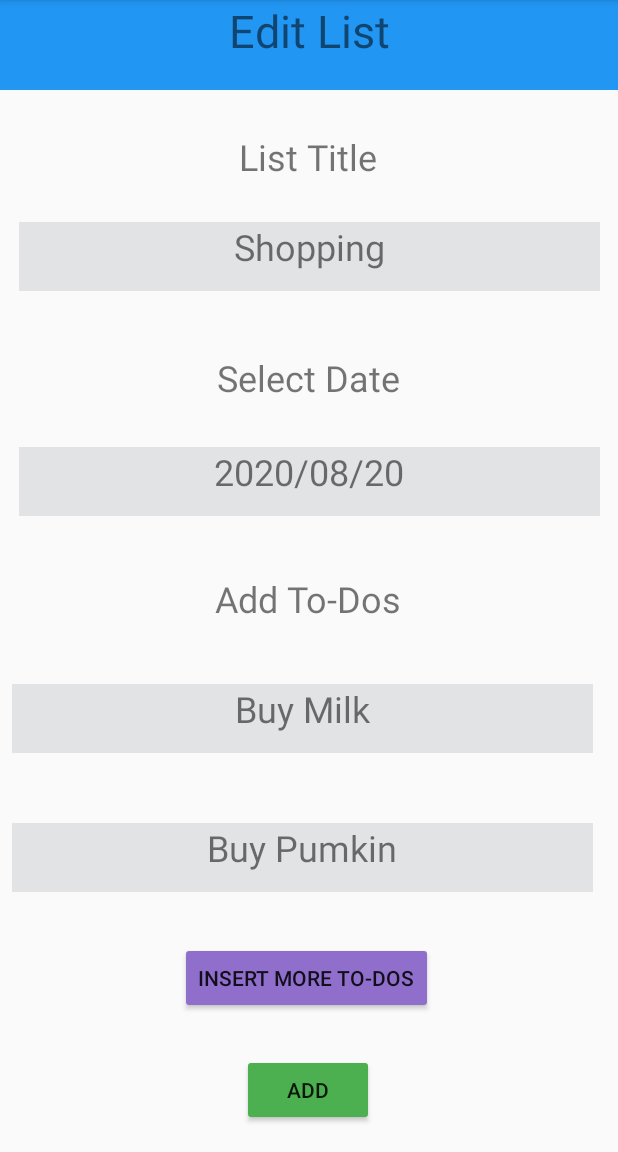
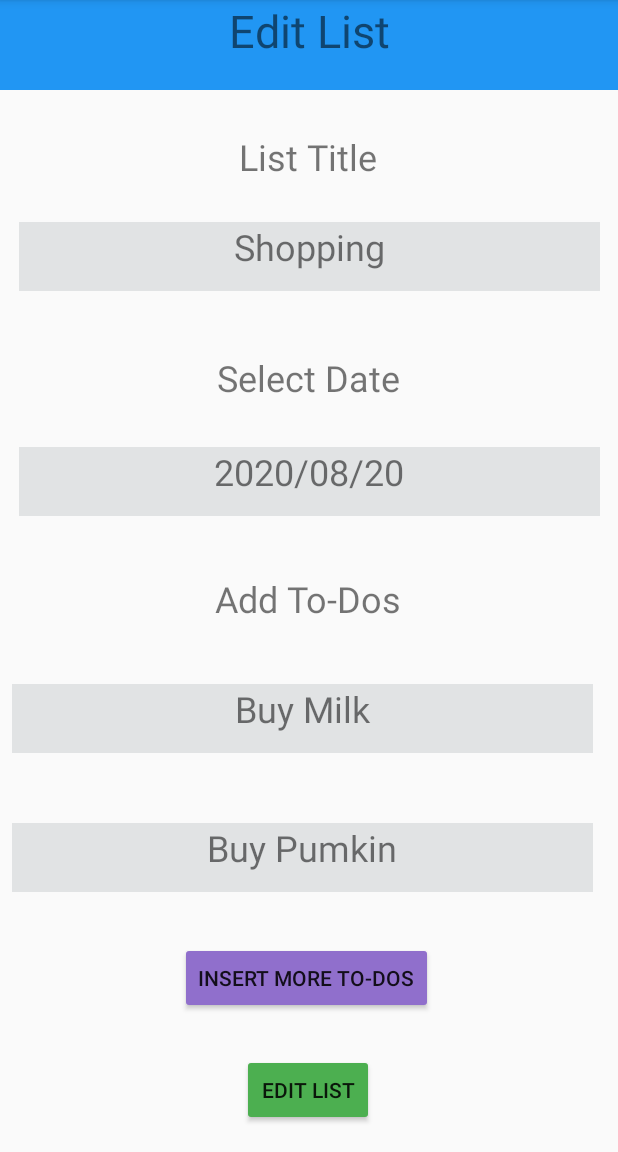
Before and after one commit to lahiru128/Ticktick-Android-Application, an Android app: the EditList screen opened directly, with no data from a screen before it, on a phone screen of 412 x 824 dp, the part 84-1236 px from its top. Run offline under Robolectric (Android 15) with nearby library versions, the phone set to English and light mode, and no system bars.

Commit message:
Interfaces Added

```diff
--- a/app/src/main/res/layout/activity_edit_list.xml
+++ b/app/src/main/res/layout/activity_edit_list.xml
@@ -135,7 +135,7 @@
         android:layout_width="wrap_content"
         android:layout_height="wrap_content"
         android:backgroundTint="#4CAF50"
-        android:text="@string/addbtn"
+        android:text="@string/editbtn"
         app:layout_constraintBottom_toBottomOf="parent"
         app:layout_constraintEnd_toEndOf="parent"
         app:layout_constraintHorizontal_bias="0.498"
```
